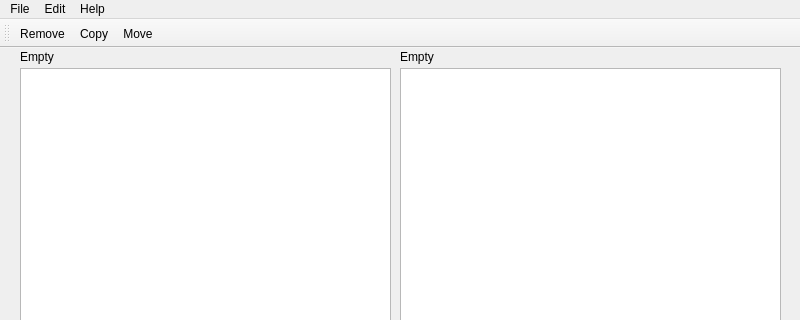
This is mainwindow.ui in vitaliuchik/FileManager as Qt 5 draws it before an edit; both pictures show x 0 to 800 and y 0 to 320 of the 800 by 600 pixel window. The edited form follows.
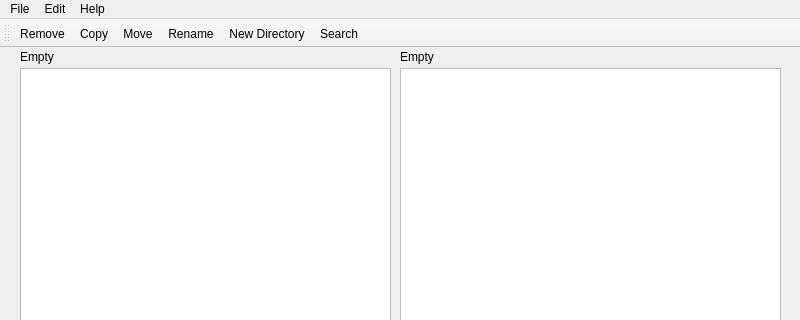
This is the edited form.

What changed in the file:
```diff
--- a/mainwindow.ui
+++ b/mainwindow.ui
@@ -103,6 +103,9 @@
    <addaction name="actionRemove"/>
    <addaction name="actionCopy"/>
    <addaction name="actionMove"/>
+   <addaction name="actionRename"/>
+   <addaction name="actionNew_Directory"/>
+   <addaction name="actionSearch"/>
   </widget>
   <action name="actionRemove">
    <property name="text">
@@ -128,6 +131,32 @@
     <string>F6</string>
    </property>
   </action>
+  <action name="actionRename">
+   <property name="text">
+    <string>Rename</string>
+   </property>
+   <property name="shortcut">
+    <string>F2</string>
+   </property>
+  </action>
+  <action name="actionNew_Directory">
+   <property name="text">
+    <string>New Directory</string>
+   </property>
+  </action>
+  <action name="actionNew_File">
+   <property name="text">
+    <string>New File</string>
+   </property>
+  </action>
+  <action name="actionSearch">
+   <property name="text">
+    <string>Search</string>
+   </property>
+   <property name="shortcut">
+    <string>Ctrl+F</string>
+   </property>
+  </action>
  </widget>
  <resources/>
  <connections/>
```
Left out of the diff: 2 changed lines with no effect on the pictures.
